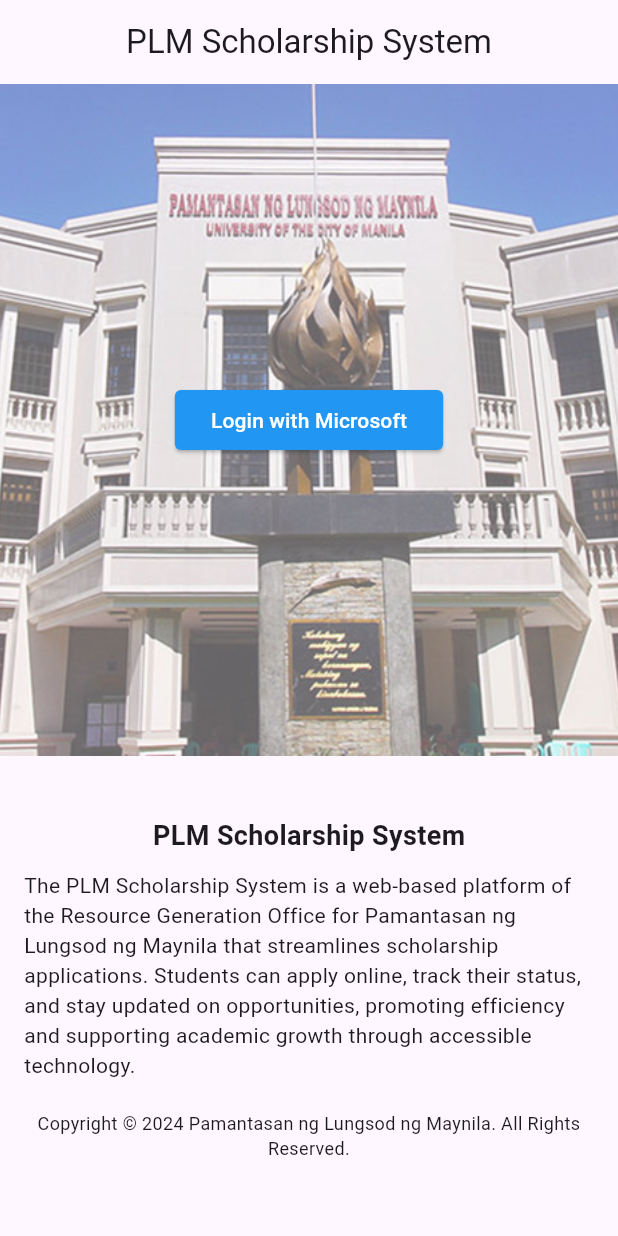
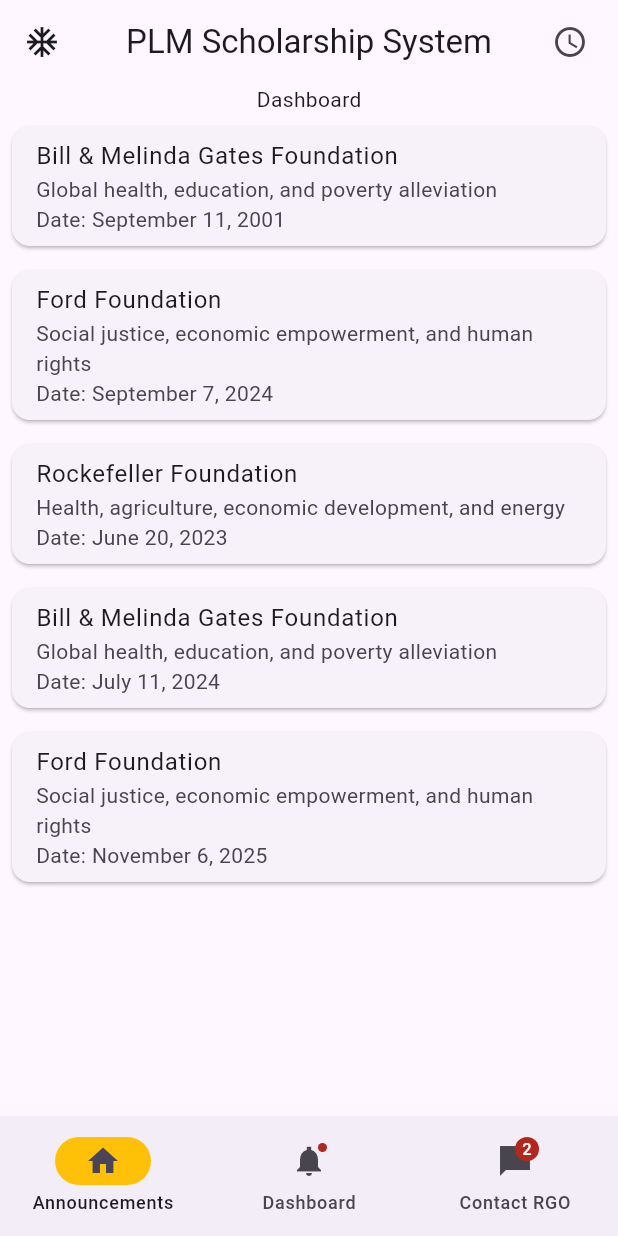
Before and after one commit to Malaga-Karl/scholarship_mobile, a Flutter app: the screen it shows after launch, after a tap on "Login with Microsoft", on a phone screen of 412 x 824 dp. Run offline on Flutter 3.47's test engine with Material 3 defaults, Android fonts, the phone set to English and light mode, and no system bars.

Commit message:
addded basic shits

```diff
--- a/lib/main.dart
+++ b/lib/main.dart
@@ -1,4 +1,5 @@
 import 'package:flutter/material.dart';
+import 'package:scholarhip_mobile/screens/Pages.dart';
 
 import 'screens/HomePage.dart';
 import 'screens/LoginPage.dart';
@@ -20,6 +21,7 @@
       routes: {
         '/': (context) => LoginPage(),
         '/home': (context) => HomePage(),
+        '/pagez': (context) => NavigationExample(),
       },
     );
   }
--- /dev/null
+++ b/lib/models/announcement.dart
@@ -0,0 +1,11 @@
+class Announcement {
+  final String title;
+  final String content;
+  final String date;
+
+  Announcement({
+    required this.title,
+    required this.content,
+    required this.date,
+  });
+}
--- /dev/null
+++ b/lib/models/foundation.dart
@@ -0,0 +1,14 @@
+class Foundation {
+  final String name;
+  final String desc;
+  final int slots;
+  final String deadline;
+
+  Foundation({
+    required this.name,
+    required this.desc,
+    required this.slots,
+    required this.deadline
+  });
+
+}
--- /dev/null
+++ b/lib/screens/Announcements.dart
@@ -0,0 +1,75 @@
+import 'package:flutter/material.dart';
+import 'package:scholarhip_mobile/models/announcement.dart';
+
+
+
+class AnnouncementsPage extends StatelessWidget {
+
+  final List<Announcement> announcment = [
+  Announcement(
+    title: "Bill & Melinda Gates Foundation",
+    content: "Global health, education, and poverty alleviation",
+    date: "September 11, 2001",
+  ),
+  Announcement(
+    title: "Ford Foundation",
+    content: "Social justice, economic empowerment, and human rights",
+    date: "September 7, 2024",
+  ),
+  Announcement(
+    title: "Rockefeller Foundation",
+    content: "Health, agriculture, economic development, and energy",
+    date: "June 20, 2023",
+  ),
+
+  Announcement(
+    title: "Bill & Melinda Gates Foundation",
+    content: "Global health, education, and poverty alleviation",
+    date: "July 11, 2024",
+  ),
+  Announcement(
+    title: "Ford Foundation",
+    content: "Social justice, economic empowerment, and human rights",
+    date: "November 6, 2025",
+  ),
+
+];
+
+ AnnouncementsPage({super.key});
+
+  @override
+  Widget build(BuildContext context) {
+    return Scaffold(
+      body: Column(
+        children: [
+          Center(
+            child: Text("Dashboard"),
+          ),
+          SingleChildScrollView(
+            // physics: BouncingScrollPhysics(),
+            child: ListView.builder(
+              shrinkWrap: true,
+              itemCount: announcment.length,
+              itemBuilder: (context, index) {
+                final foundation = announcment[index];
+                return Card(
+                  margin: const EdgeInsets.all(8.0),
+                  child: ListTile(
+                    title: Text(foundation.title),
+                    subtitle: Column(
+                      crossAxisAlignment: CrossAxisAlignment.start,
+                      children: [
+                        Text(foundation.content),
+                        Text('Date: ${foundation.date}'),
+                      ],
+                    ),
+                  ),
+                );
+              },
+            ),
+          )
+        ],
+      ),
+    );
+  }
+}
--- /dev/null
+++ b/lib/screens/Contact.dart
@@ -0,0 +1,14 @@
+import 'package:flutter/material.dart';
+
+class ContactPage extends StatelessWidget {
+  const ContactPage({super.key});
+
+  @override
+  Widget build(BuildContext context) {
+    return const Scaffold(
+      body: Center(
+        child: Text("Contact RGO"),
+      ),
+    );
+  }
+}
--- /dev/null
+++ b/lib/screens/Dashboard.dart
@@ -0,0 +1,81 @@
+import 'package:flutter/material.dart';
+
+import '../models/foundation.dart';
+
+
+class DashboardPage extends StatelessWidget {
+
+  final List<Foundation> foundations = [
+  Foundation(
+    name: "Bill & Melinda Gates Foundation",
+    desc: "Global health, education, and poverty alleviation",
+    slots: 100,
+    deadline: "September 11, 2001",
+  ),
+  Foundation(
+    name: "Ford Foundation",
+    desc: "Social justice, economic empowerment, and human rights",
+    slots: 75,
+    deadline: "September 7, 2024",
+  ),
+  Foundation(
+    name: "Rockefeller Foundation",
+    desc: "Health, agriculture, economic development, and energy",
+    slots: 50,
+    deadline: "June 20, 2023",
+  ),
+
+  Foundation(
+    name: "Bill & Melinda Gates Foundation",
+    desc: "Global health, education, and poverty alleviation",
+    slots: 100,
+    deadline: "July 11, 2024",
+  ),
+  Foundation(
+    name: "Ford Foundation",
+    desc: "Social justice, economic empowerment, and human rights",
+    slots: 75,
+    deadline: "November 6, 2025",
+  ),
+
+];
+
+ DashboardPage({super.key});
+
+  @override
+  Widget build(BuildContext context) {
+    return Scaffold(
+      body: Column(
+        children: [
+          Center(
+            child: Text("Dashboard"),
+          ),
+          SingleChildScrollView(
+            // physics: BouncingScrollPhysics(),
+            child: ListView.builder(
+              shrinkWrap: true,
+              itemCount: foundations.length,
+              itemBuilder: (context, index) {
+                final foundation = foundations[index];
+                return Card(
+                  margin: const EdgeInsets.all(8.0),
+                  child: ListTile(
+                    title: Text(foundation.name),
+                    subtitle: Column(
+                      crossAxisAlignment: CrossAxisAlignment.start,
+                      children: [
+                        Text(foundation.desc),
+                        Text('Slots: ${foundation.slots}'),
+                        Text('Deadline: ${foundation.deadline}'),
+                      ],
+                    ),
+                  ),
+                );
+              },
+            ),
+          )
+        ],
+      ),
+    );
+  }
+}
--- a/lib/screens/LoginPage.dart
+++ b/lib/screens/LoginPage.dart
@@ -34,7 +34,7 @@
                         ),
 
                         onPressed: () {
-                          // Add your login logic here
+                          Navigator.pushNamed(context, '/pagez');
                         },
                         child: Text('Login with Microsoft'),
                       ),
--- /dev/null
+++ b/lib/screens/Pages.dart
@@ -0,0 +1,70 @@
+import 'package:flutter/material.dart';
+import 'package:scholarhip_mobile/screens/Announcements.dart';
+import 'package:scholarhip_mobile/screens/Contact.dart';
+import 'package:scholarhip_mobile/screens/Dashboard.dart';
+
+class NavigationExample extends StatefulWidget {
+  const NavigationExample({super.key});
+
+  @override
+  State<NavigationExample> createState() => _NavigationExampleState();
+}
+
+class _NavigationExampleState extends State<NavigationExample> {
+  int currentPageIndex = 0;
+
+  @override
+  Widget build(BuildContext context) {
+    final ThemeData theme = Theme.of(context);
+    return Scaffold(
+      appBar: AppBar(
+        leading: Icon(Icons.ac_unit_outlined),
+        title: Text("PLM Scholarship System"),
+        centerTitle: true,
+        actions: [
+          Padding(
+            padding: const EdgeInsets.only(right: 20),
+            child: Icon(Icons.access_time_outlined),
+          ),
+        ],
+      ),
+      bottomNavigationBar: NavigationBar(
+        onDestinationSelected: (int index) {
+          setState(() {
+            currentPageIndex = index;
+          });
+        },
+        indicatorColor: Colors.amber,
+        selectedIndex: currentPageIndex,
+        destinations: const <Widget>[
+          NavigationDestination(
+            selectedIcon: Icon(Icons.home),
+            icon: Icon(Icons.home_outlined),
+            label: 'Announcements',
+          ),
+          NavigationDestination(
+            icon: Badge(child: Icon(Icons.notifications_sharp)),
+            label: 'Dashboard',
+          ),
+          NavigationDestination(
+            icon: Badge(
+              label: Text('2'),
+              child: Icon(Icons.messenger_sharp),
+            ),
+            label: 'Contact RGO',
+          ),
+        ],
+      ),
+      body: <Widget>[
+        /// Home page
+        AnnouncementsPage(),
+
+        /// Notifications page
+        DashboardPage(),
+
+        /// Messages page
+        ContactPage()
+      ][currentPageIndex],
+    );
+  }
+}
```
